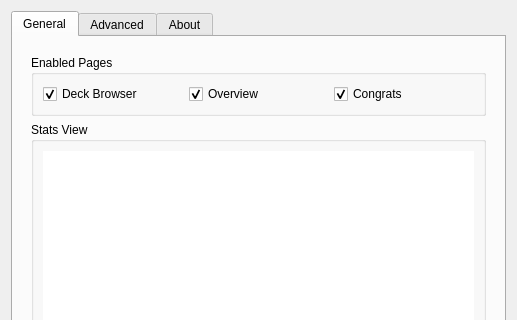
iamjustkoi/StudyTimeStats, file res/ui/options_dialog.ui: the form before one commit; both pictures show x 0 to 517 and y 0 to 320 of the 517 by 620 pixel window.
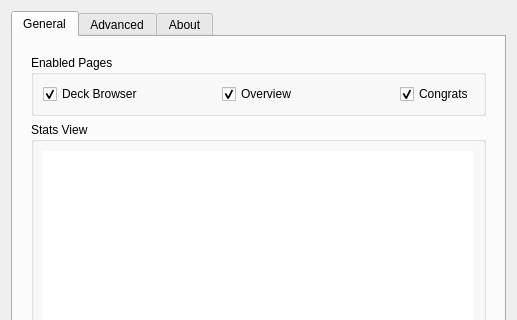
The form after the commit. The open tabs and pages were chosen to show the change. Icons and pictures are not drawn. Custom widgets are drawn as their Qt base class.

Commit message: update PyQt with some extra initial values (#24)

What changed in the file:
```diff
--- a/res/ui/options_dialog.ui
+++ b/res/ui/options_dialog.ui
@@ -23,9 +23,24 @@
   <property name="modal">
    <bool>true</bool>
   </property>
-  <layout class="QVBoxLayout" name="verticalLayout_4">
+  <layout class="QVBoxLayout" name="verticalLayout_4" stretch="0,0">
    <item>
     <widget class="QTabWidget" name="tabs_widget">
+     <property name="enabled">
+      <bool>true</bool>
+     </property>
+     <property name="sizePolicy">
+      <sizepolicy hsizetype="Preferred" vsizetype="Expanding">
+       <horstretch>0</horstretch>
+       <verstretch>0</verstretch>
+      </sizepolicy>
+     </property>
+     <property name="tabPosition">
+      <enum>QTabWidget::North</enum>
+     </property>
+     <property name="tabShape">
+      <enum>QTabWidget::Rounded</enum>
+     </property>
      <property name="currentIndex">
       <number>2</number>
      </property>
@@ -60,6 +75,12 @@
             <layout class="QHBoxLayout" name="horizontalLayout">
              <item>
               <widget class="QCheckBox" name="browser_checkbox">
+               <property name="sizePolicy">
+                <sizepolicy hsizetype="Expanding" vsizetype="Fixed">
+                 <horstretch>0</horstretch>
+                 <verstretch>0</verstretch>
+                </sizepolicy>
+               </property>
                <property name="toolTip">
                 <string>The main page for browsing decks.</string>
                </property>
@@ -73,6 +94,12 @@
              </item>
              <item>
               <widget class="QCheckBox" name="overview_checkbox">
+               <property name="sizePolicy">
+                <sizepolicy hsizetype="Expanding" vsizetype="Fixed">
+                 <horstretch>0</horstretch>
+                 <verstretch>0</verstretch>
+                </sizepolicy>
+               </property>
                <property name="toolTip">
                 <string>The page that shows when viewing a deck.</string>
                </property>
@@ -86,6 +113,12 @@
              </item>
              <item>
               <widget class="QCheckBox" name="congrats_checkbox">
+               <property name="sizePolicy">
+                <sizepolicy hsizetype="Maximum" vsizetype="Fixed">
+                 <horstretch>0</horstretch>
+                 <verstretch>0</verstretch>
+                </sizepolicy>
+               </property>
                <property name="toolTip">
                 <string>The page that shows when viewing a deck that has its reviews done for the day.</string>
                </property>
```
Left out of the diff: 2 changed lines with no effect on the pictures. The commit also changes 1 other file.
